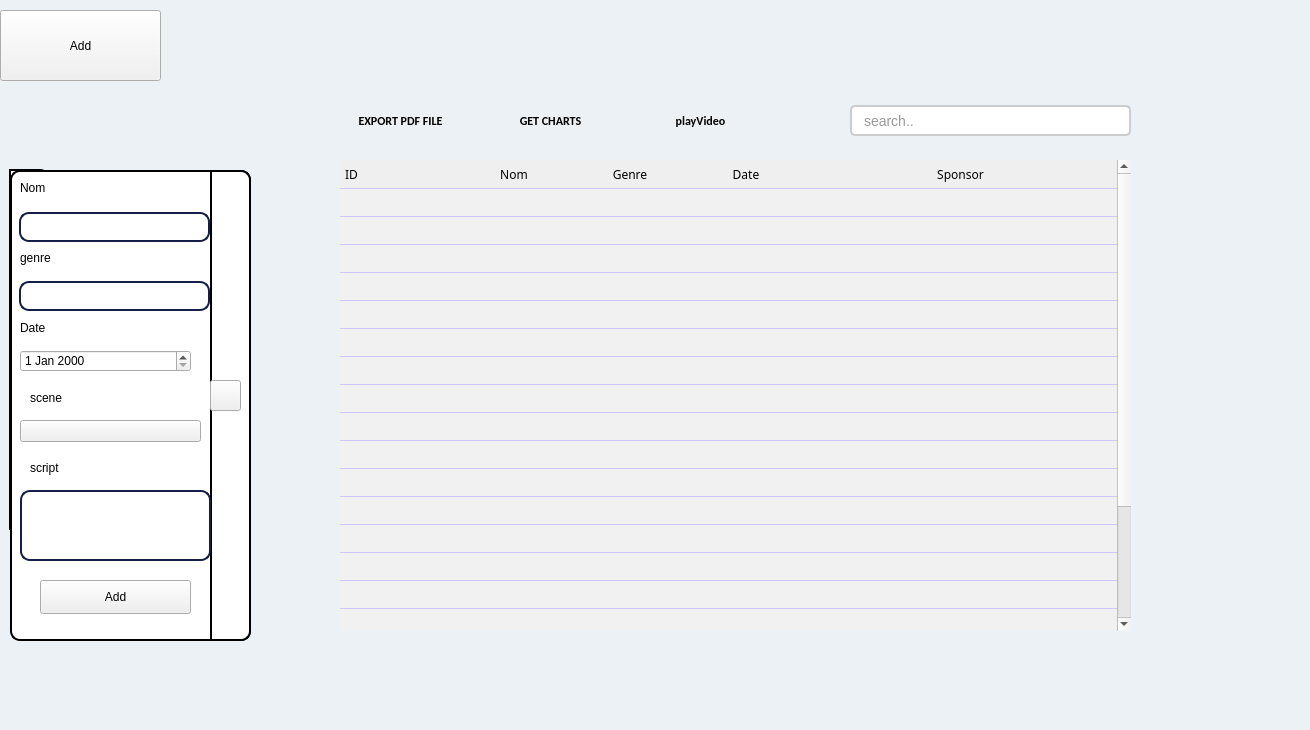
HyperDarkmoon/TVEmpire, file emission.ui: the form before one commit.
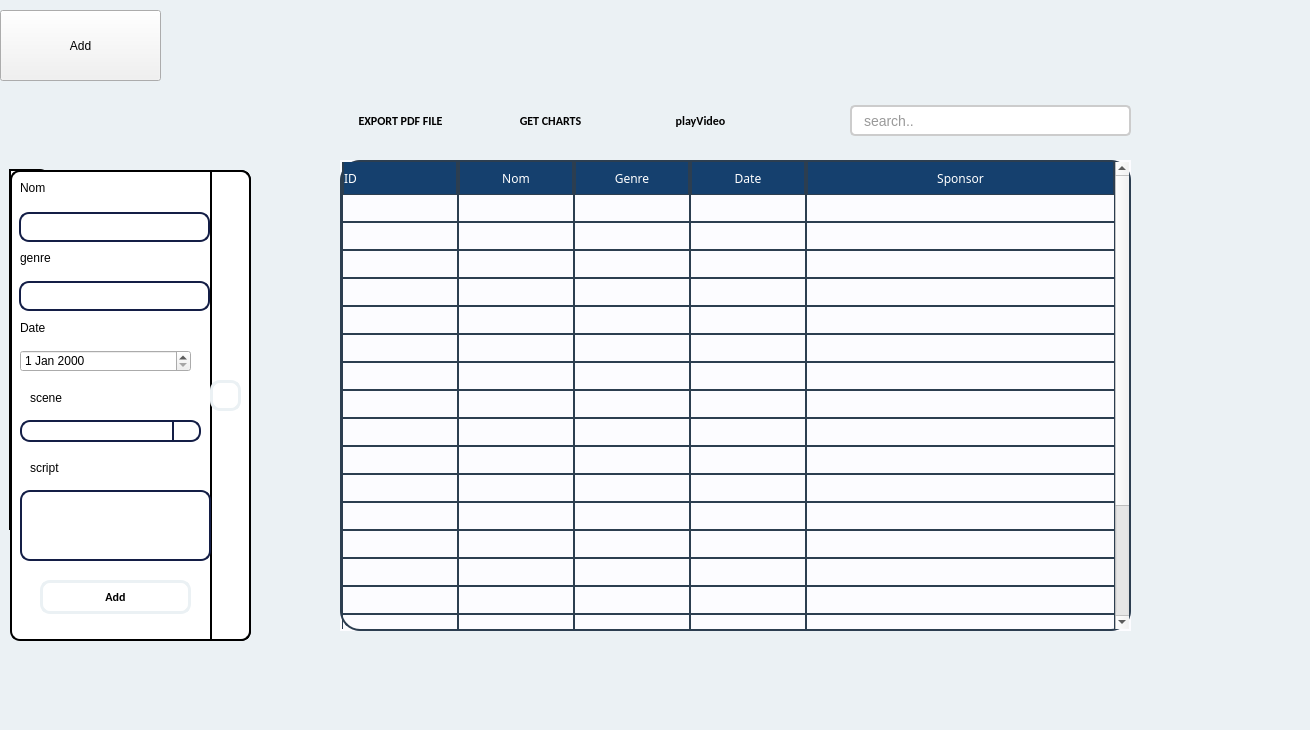
The form after the commit. Icons and pictures are not drawn.

```diff
--- a/emission.ui
+++ b/emission.ui
@@ -130,27 +130,36 @@
        <colorrole role="Button">
         <brush brushstyle="SolidPattern">
          <color alpha="255">
-          <red>241</red>
-          <green>241</green>
-          <blue>241</blue>
+          <red>252</red>
+          <green>252</green>
+          <blue>255</blue>
          </color>
         </brush>
        </colorrole>
        <colorrole role="Base">
         <brush brushstyle="SolidPattern">
          <color alpha="255">
-          <red>241</red>
-          <green>241</green>
-          <blue>241</blue>
+          <red>252</red>
+          <green>252</green>
+          <blue>255</blue>
          </color>
         </brush>
        </colorrole>
        <colorrole role="Window">
         <brush brushstyle="SolidPattern">
          <color alpha="255">
-          <red>241</red>
-          <green>241</green>
-          <blue>241</blue>
+          <red>252</red>
+          <green>252</green>
+          <blue>255</blue>
+         </color>
+        </brush>
+       </colorrole>
+       <colorrole role="AlternateBase">
+        <brush brushstyle="SolidPattern">
+         <color alpha="255">
+          <red>240</red>
+          <green>240</green>
+          <blue>240</blue>
          </color>
         </brush>
        </colorrole>
@@ -159,27 +168,36 @@
        <colorrole role="Button">
         <brush brushstyle="SolidPattern">
          <color alpha="255">
-          <red>241</red>
-          <green>241</green>
-          <blue>241</blue>
+          <red>252</red>
+          <green>252</green>
+          <blue>255</blue>
          </color>
         </brush>
        </colorrole>
        <colorrole role="Base">
         <brush brushstyle="SolidPattern">
          <color alpha="255">
-          <red>241</red>
-          <green>241</green>
-          <blue>241</blue>
+          <red>252</red>
+          <green>252</green>
+          <blue>255</blue>
          </color>
         </brush>
        </colorrole>
        <colorrole role="Window">
         <brush brushstyle="SolidPattern">
          <color alpha="255">
-          <red>241</red>
-          <green>241</green>
-          <blue>241</blue>
+          <red>252</red>
+          <green>252</green>
+          <blue>255</blue>
+         </color>
+        </brush>
+       </colorrole>
+       <colorrole role="AlternateBase">
+        <brush brushstyle="SolidPattern">
+         <color alpha="255">
+          <red>240</red>
+          <green>240</green>
+          <blue>240</blue>
          </color>
         </brush>
        </colorrole>
@@ -188,27 +206,36 @@
        <colorrole role="Button">
         <brush brushstyle="SolidPattern">
          <color alpha="255">
-          <red>241</red>
-          <green>241</green>
-          <blue>241</blue>
+          <red>252</red>
+          <green>252</green>
+          <blue>255</blue>
          </color>
         </brush>
        </colorrole>
        <colorrole role="Base">
         <brush brushstyle="SolidPattern">
          <color alpha="255">
-          <red>241</red>
-          <green>241</green>
-          <blue>241</blue>
+          <red>252</red>
+          <green>252</green>
+          <blue>255</blue>
          </color>
         </brush>
        </colorrole>
        <colorrole role="Window">
         <brush brushstyle="SolidPattern">
          <color alpha="255">
-          <red>241</red>
-          <green>241</green>
-          <blue>241</blue>
+          <red>252</red>
+          <green>252</green>
+          <blue>255</blue>
+         </color>
+        </brush>
+       </colorrole>
+       <colorrole role="AlternateBase">
+        <brush brushstyle="SolidPattern">
+         <color alpha="255">
+          <red>240</red>
+          <green>240</green>
+          <blue>240</blue>
          </color>
         </brush>
        </colorrole>
@@ -218,7 +245,7 @@
     <property name="font">
      <font>
       <family>Arial</family>
-      <pointsize>10</pointsize>
+      <pointsize>-1</pointsize>
      </font>
     </property>
     <property name="focusPolicy">
@@ -228,7 +255,44 @@
      <bool>true</bool>
     </property>
     <property name="styleSheet">
-     <string notr="true">background:#F1F1F1;
+     <string notr="true">/* Apply styles to the QTableWidget */
+QTableWidget {
+    border: 2px solid #2c3e50; /* Set border width to 4px */
+    alternate-background-color: #f0f0f0;
+    background-color: #FCFCFF;
+    font-family: &quot;Arial&quot;;
+    font-size: 12px;
+    border-radius: 20px;
+}
+
+/* Apply styles to the header of the QTableWidget */
+QHeaderView::section {
+   background-color: #15406e; /* Darker blue header background color */
+    color: white; /* Header text color */
+    padding: 5px 0; /* Adjust top and bottom padding */
+    border: 2px solid #2c3e50; /* Header border color */
+    border-top: none; /* Remove the top border */
+    border-bottom: none; /* Remove the bottom border */
+    border-radius: 0px;
+    border-width: 2px;
+}
+
+/* Apply styles to the items within the QTableWidget */
+QTableWidget::item {
+    padding: 5px; /* Item padding */
+    border: 1px solid #2c3e50; /* Item border color */
+}
+
+/* Apply styles to the even rows within the QTableWidget */
+QTableWidget::item:alternate {
+    background-color: #2c3e50; /* Darker blue even row background color */
+}
+
+/* Apply styles when an item is selected in the QTableWidget */
+QTableWidget::item:selected {
+    background-color: #3498db; /* Selected item background color (a slightly lighter blue) */
+    color: black; /* Selected item text color */
+}
 </string>
     </property>
     <property name="frameShape">
@@ -2402,6 +2466,24 @@
       <height>471</height>
      </rect>
     </property>
+    <property name="styleSheet">
+     <string notr="true">QPushButton {
+    background-color: transparent; 
+    color: black;
+    border: 3px solid#EBF1F4 ;
+    border-radius: 10px;
+    padding: 10px 20px;
+    font-weight: bold;
+    font-family: Calibri, sans-serif;
+}
+
+/* Hover effect */
+QPushButton:hover {
+  
+    border: 3px solid #141E46;
+    color: black;
+}</string>
+    </property>
     <widget class="QLabel" name="label_5">
      <property name="geometry">
       <rect>
@@ -2560,6 +2642,24 @@
        <height>34</height>
       </rect>
      </property>
+     <property name="styleSheet">
+      <string notr="true">QPushButton {
+    background-color: transparent; 
+    color: black;
+    border: 3px solid#EBF1F4 ;
+    border-radius: 10px;
+    padding: 10px 20px;
+    font-weight: bold;
+    font-family: Calibri, sans-serif;
+}
+
+/* Hover effect */
+QPushButton:hover {
+  
+    border: 3px solid #141E46;
+    color: black;
+}</string>
+     </property>
      <property name="text">
       <string>Add</string>
      </property>
@@ -2659,6 +2759,41 @@
        <height>22</height>
       </rect>
      </property>
+     <property name="styleSheet">
+      <string notr="true">/* Styles for QComboBox */
+QComboBox {
+    border: 2px solid #141E46; /* Border color */
+    border-radius: 10px; /* Border radius */
+    padding: 5px; /* Padding */
+    min-width: 50px; /* Minimum width */
+    selection-background-color: #EBF1F4; /* Background color when item is selected */
+    background-color: white; /* Default background color */
+    color: black; /* Text color */
+}
+
+QComboBox:hover {
+    border-color: #EBF1F4; /* Border color on hover */
+}
+
+QComboBox::drop-down {
+    subcontrol-origin: padding; /* Positioning origin of the drop-down arrow */
+    subcontrol-position: right; /* Position of the drop-down arrow */
+    width: 20px; /* Width of the drop-down arrow */
+    border-left: 2px solid #141E46; /* Left border color of the drop-down arrow */
+}
+
+
+/* Styles for QComboBox items */
+QComboBox::item {
+    padding: 5px; /* Padding for each item */
+}
+
+QComboBox::item:selected {
+    background-color: #EBF1F4; /* Background color for selected item */
+    color: black; /* Text color for selected item */
+}
+</string>
+     </property>
     </widget>
     <widget class="QLineEdit" name="script">
      <property name="geometry">
```
Left out of the diff: 28 changed lines with no effect on the pictures.
